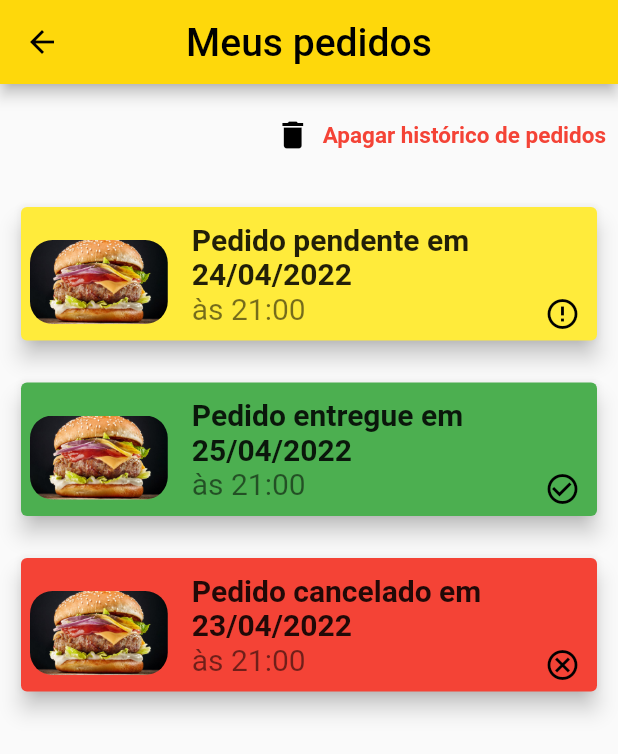
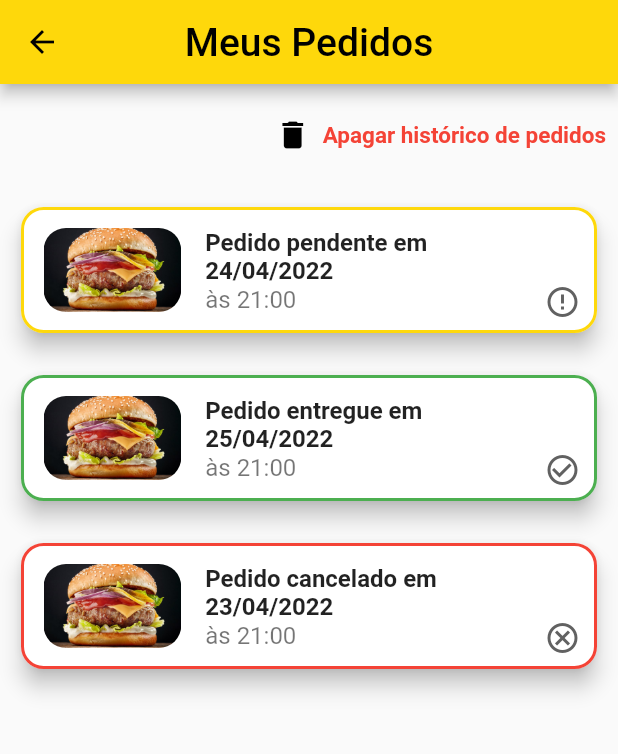
Before and after one commit to SaraCoelhoCosta/garagem_burger, a Flutter app: the TelaMeusPedidos screen opened by its route, on a phone screen of 412 x 824 dp. Shown: the top 754 px of the screen. Run offline on Flutter 3.47's test engine with Material 2 defaults, Android fonts, the phone set to English and light mode, and no system bars; our stand-ins replace cloud_firestore, firebase_auth, firebase_core, google_fonts, mask_text_input_formatter, rxdart; missing offline and left inert: sign_button; accounts and stored records are empty; Roboto replaces fonts that are missing (Oxygen).

Commit message:
Atualização do card de pedido

```diff
--- a/lib/screens/components/card_pedido.dart
+++ b/lib/screens/components/card_pedido.dart
@@ -2,9 +2,10 @@ import 'package:flutter/material.dart';
 import 'package:google_fonts/google_fonts.dart';
 
 class CardPedido extends StatelessWidget {
+
   final String text;
   final IconData icon;
-  final MaterialColor color;
+  final Color color;
 
   const CardPedido({
     Key? key,
@@ -18,32 +19,43 @@ class CardPedido extends StatelessWidget {
     return Padding(
       padding: const EdgeInsets.all(10),
       child: Card(
+        shape: RoundedRectangleBorder(
+          borderRadius: BorderRadius.circular(15.0),
+          side: BorderSide(
+            width: 2.0,
+            color: color,
+          ),
+        ),
         elevation: 6.0,
-        color: color,
         child: ListTile(
           leading: ClipRRect(
-            borderRadius: const BorderRadius.all(Radius.circular(15.0)),
+            borderRadius: BorderRadius.circular(15.0),
             child: Image.asset('images/hamburguer.jpg'),
           ),
           title: Text(
             text,
             style: GoogleFonts.oxygen(
-              fontSize: 20.0,
+              fontSize: 16.0,
               fontWeight: FontWeight.bold,
             ),
           ),
           subtitle: Text(
             'às 21:00',
             style: GoogleFonts.oxygen(
-              fontSize: 20.0,
+              fontSize: 16.0,
             ),
           ),
-          contentPadding: const EdgeInsets.all(6),
+          contentPadding: const EdgeInsets.only(
+            bottom: 6,
+            left: 15,
+            right: 6,
+            top: 6,
+          ),
           trailing: Padding(
             padding: const EdgeInsets.only(top: 37, right: 5),
             child: Icon(
               icon,
-              color: Colors.black,
+              color: Colors.grey[700],
             ),
           ),
         ),
--- a/lib/screens/telas_perfil/tela_meus_pedidos.dart
+++ b/lib/screens/telas_perfil/tela_meus_pedidos.dart
@@ -8,19 +8,7 @@ class TelaMeusPedidos extends StatelessWidget {
   const TelaMeusPedidos({Key? key, this.telaVazia = false}) : super(key: key);
 
   Widget telaMeusPedidosVazia() {
-    return Scaffold(
-      appBar: AppBar(
-        backgroundColor: const Color(0xfffed80b),
-        foregroundColor: Colors.black,
-        centerTitle: true,
-        title: Text(
-          'Meus Pedidos',
-          style: GoogleFonts.keaniaOne(
-            fontSize: 26.0,
-          ),
-        ),
-      ),
-      body: Column(
+    return Column(
       mainAxisAlignment: MainAxisAlignment.end,
       children: [
         ListView(
@@ -75,24 +63,11 @@ class TelaMeusPedidos extends StatelessWidget {
           ],
         ),
       ],
-      ),
     );
   }
 
   Widget telaMeusPedidos() {
-    return Scaffold(
-      appBar: AppBar(
-        backgroundColor: const Color(0xfffed80b),
-        foregroundColor: Colors.black,
-        centerTitle: true,
-        title: Text(
-          'Meus pedidos',
-          style: GoogleFonts.keaniaOne(
-            fontSize: 26.0,
-          ),
-        ),
-      ),
-      body: ListView(
+    return ListView(
       children: [
         const SizedBox(height: 10),
         Row(
@@ -118,7 +93,7 @@ class TelaMeusPedidos extends StatelessWidget {
         const CardPedido(
           text: 'Pedido pendente em 24/04/2022',
           icon: Icons.error_outline,
-            color: Colors.yellow,
+          color: Color(0xfffed80b),
         ),
         const CardPedido(
           text: 'Pedido entregue em 25/04/2022',
@@ -131,13 +106,24 @@ class TelaMeusPedidos extends StatelessWidget {
           color: Colors.red,
         ),
       ],
-      ),
     );
   }
 
   @override
   Widget build(BuildContext context) {
-    return Container(
-        child: (telaVazia) ? telaMeusPedidosVazia() : telaMeusPedidos());
+    return Scaffold(
+      appBar: AppBar(
+        backgroundColor: const Color(0xfffed80b),
+        foregroundColor: Colors.black,
+        centerTitle: true,
+        title: Text(
+          'Meus Pedidos',
+          style: GoogleFonts.keaniaOne(
+            fontSize: 26.0,
+          ),
+        ),
+      ),
+      body: (telaVazia) ? telaMeusPedidosVazia() : telaMeusPedidos(),
+    );
   }
 }
```
Also changed, not shown: lib/screens/tela_meus_lanches_vazio.dart (deleted, +0 -66 lines), lib/screens/telas_perfil/tela_meus_pedidos_vazio.dart (deleted, +0 -66 lines). Lines whose indentation alone changed are shown as unchanged.
